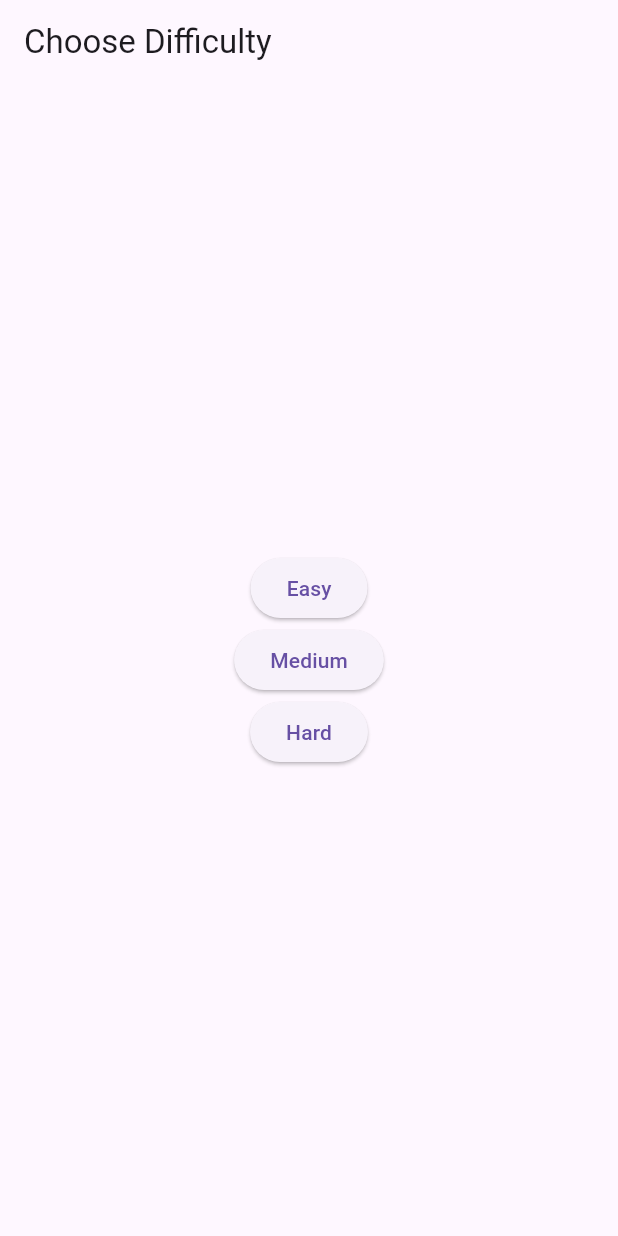
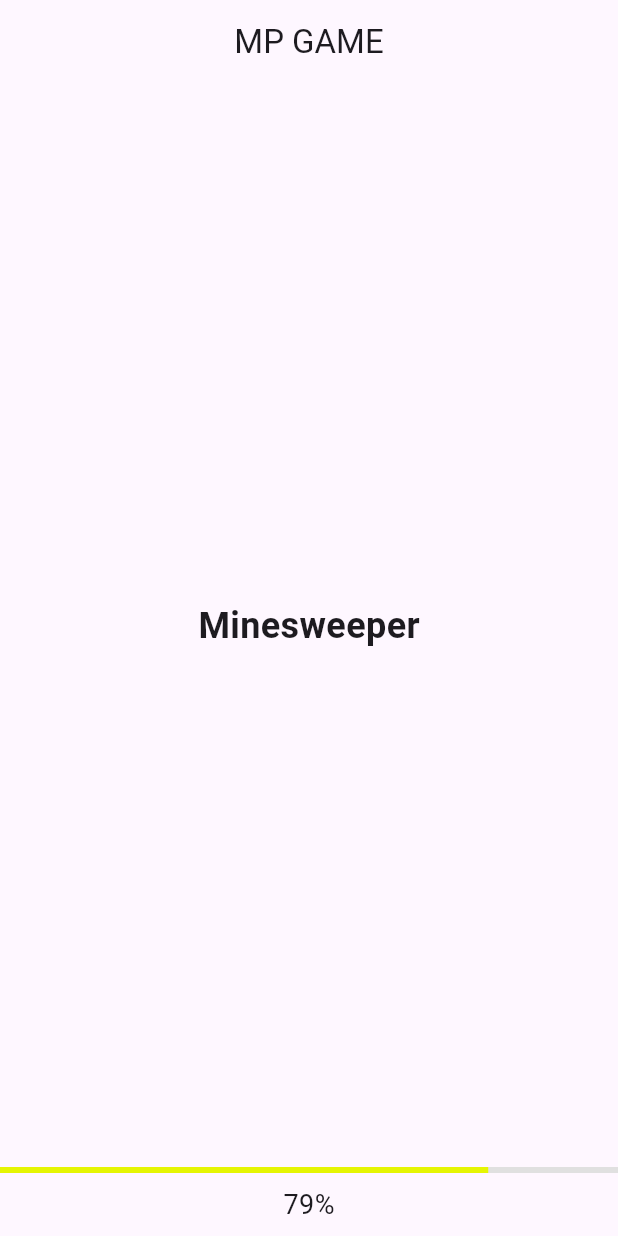
Before and after one commit to smarccc/DART_minesweeper, a Flutter app: the screen it shows after launch, on a phone screen of 412 x 824 dp. Run offline on Flutter 3.47's test engine with Material 3 defaults, Android fonts, the phone set to English and light mode, and no system bars; our stand-ins replace assets_audio_player.

```diff
--- a/lib/main.dart
+++ b/lib/main.dart
@@ -15,7 +15,69 @@ class MinesweeperApp extends StatelessWidget {
       theme: ThemeData(
         primarySwatch: Colors.blue,
       ),
-      home: DifficultySelectionScreen(),
+      home: LoadingScreen(),
+    );
+  }
+}
+
+class LoadingScreen extends StatefulWidget {
+  @override
+  _LoadingScreenState createState() => _LoadingScreenState();
+}
+
+class _LoadingScreenState extends State<LoadingScreen> {
+  double _progress = 0.0;
+
+  @override
+  void initState() {
+    super.initState();
+    // Simulate loading time with a delay
+    Timer.periodic(Duration(milliseconds: 100), (Timer timer) {
+      setState(() {
+        _progress += 0.01;
+        if (_progress >= 1.0) {
+          timer.cancel();
+          // Navigate to next screen after loading
+          Navigator.pushReplacement(
+            context,
+            MaterialPageRoute(builder: (context) => DifficultySelectionScreen()),
+          );
+        }
+      });
+    });
+  }
+
+  @override
+  Widget build(BuildContext context) {
+    return Scaffold(
+      appBar: AppBar(
+        title: Text('MP GAME'),
+        centerTitle: true,
+      ),
+      body: Column(
+        children: [
+          Expanded(
+            child: Center(
+              child: Text(
+                'Minesweeper',
+                style: TextStyle(fontSize: 24.0, fontWeight: FontWeight.bold),
+              ),
+            ),
+          ),
+          LinearProgressIndicator(
+            backgroundColor: Colors.grey[300],
+            valueColor: AlwaysStoppedAnimation<Color>(Color.fromARGB(255, 229, 245, 3)),
+            value: _progress,
+          ),
+          Padding(
+            padding: const EdgeInsets.all(8.0),
+            child: Text(
+              '${(_progress * 100).toStringAsFixed(0)}%',
+              style: TextStyle(fontSize: 18.0),
+            ),
+          ),
+        ],
+      ),
     );
   }
 }
```
